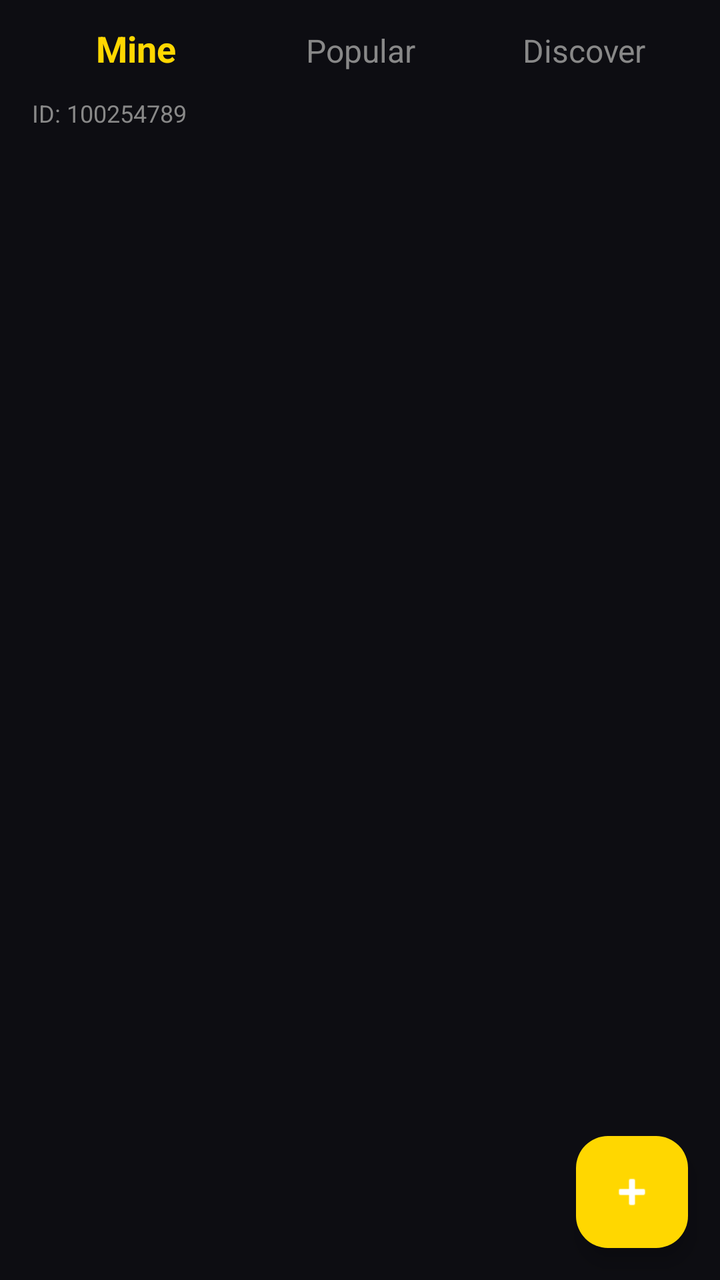
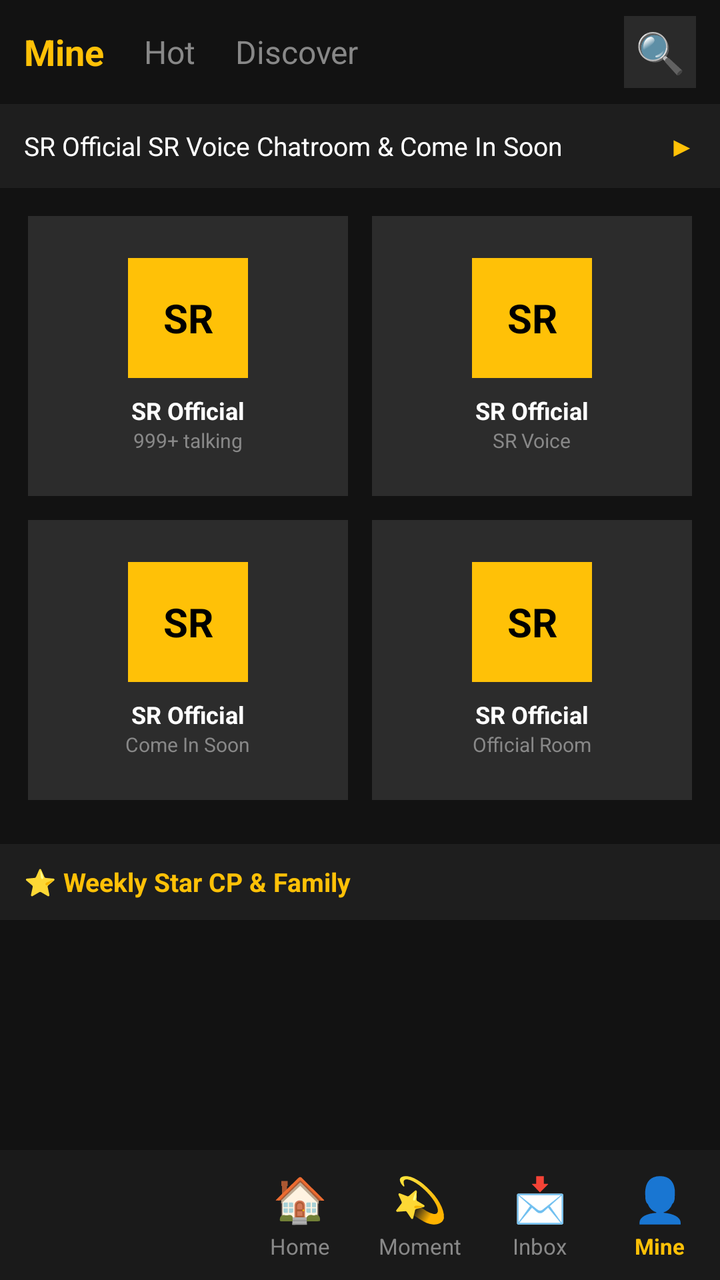

Screens rendered from an Android XML layout before and after an edit, with the pre-edit source and the edit as a unified diff.
<!-- AndroidManifest.xml: application theme Theme.SRVoiceChat -->
<!-- res/layout/activity_home.xml -->
<?xml version="1.0" encoding="utf-8"?>
<LinearLayout xmlns:android="http://schemas.android.com/apk/res/android"
    xmlns:app="http://schemas.android.com/apk/res-auto"
    android:layout_width="match_parent"
    android:layout_height="match_parent"
    android:orientation="vertical"
    android:background="#0D0D12">

    
    <LinearLayout
        android:layout_width="match_parent"
        android:layout_height="wrap_content"
        android:orientation="horizontal"
        android:padding="12dp">

        <TextView
            android:id="@+id/tabMine"
            android:layout_width="0dp"
            android:layout_height="wrap_content"
            android:layout_weight="1"
            android:text="Mine"
            android:textColor="#FFD700"
            android:textSize="18sp"
            android:textStyle="bold"
            android:gravity="center"/>

        <TextView
            android:id="@+id/tabHot"
            android:layout_width="0dp"
            android:layout_height="wrap_content"
            android:layout_weight="1"
            android:text="Popular"
            android:textColor="#888888"
            android:textSize="16sp"
            android:gravity="center"/>

        <TextView
            android:id="@+id/tabDiscover"
            android:layout_width="0dp"
            android:layout_height="wrap_content"
            android:layout_weight="1"
            android:text="Discover"
            android:textColor="#888888"
            android:textSize="16sp"
            android:gravity="center"/>
    </LinearLayout>

    <TextView
        android:id="@+id/tvUserId"
        android:layout_width="match_parent"
        android:layout_height="wrap_content"
        android:text="ID: 100254789"
        android:textColor="#888888"
        android:paddingStart="16dp"
        android:paddingBottom="8dp"
        android:textSize="12sp"/>

    
    <androidx.recyclerview.widget.RecyclerView
        android:id="@+id/rvRooms"
        android:layout_width="match_parent"
        android:layout_height="0dp"
        android:layout_weight="1"
        android:padding="8dp"
        android:clipToPadding="false"/>

    
    <com.google.android.material.floatingactionbutton.FloatingActionButton
        android:id="@+id/fabCreateRoom"
        android:layout_width="wrap_content"
        android:layout_height="wrap_content"
        android:layout_gravity="end"
        android:layout_margin="16dp"
        android:src="@android:drawable/ic_input_add"
        app:tint="@android:color/white"
        app:backgroundTint="#FFD700"/>

</LinearLayout>
<!-- resources referenced by this layout -->
<resources>
  <style name="Theme.SRVoiceChat" parent="Theme.Material3.DayNight.NoActionBar">
          <item name="colorPrimary">#FF4081</item>
          <item name="android:statusBarColor">#FF4081</item>
          <item name="android:windowLightStatusBar">true</item>
      </style>
</resources>

<!-- the commit's change to res/layout/activity_home.xml (unified diff, before → after) -->
@@ -1,78 +1,128 @@
 <?xml version="1.0" encoding="utf-8"?>
-<LinearLayout xmlns:android="http://schemas.android.com/apk/res/android"
-    xmlns:app="http://schemas.android.com/apk/res-auto"
+<RelativeLayout xmlns:android="http://schemas.android.com/apk/res/android"
     android:layout_width="match_parent"
     android:layout_height="match_parent"
-    android:orientation="vertical"
-    android:background="#0D0D12">
+    android:background="#121212">
 
     
     <LinearLayout
+        android:id="@+id/topBar"
+        android:layout_width="match_parent"
+        android:layout_height="52dp"
+        android:orientation="horizontal"
+        android:background="#121212"
+        android:gravity="center_vertical"
+        android:paddingHorizontal="12dp">
+
+        <TextView android:layout_width="wrap_content" android:layout_height="wrap_content" android:text="Mine" android:textColor="#FFC107" android:textStyle="bold" android:textSize="18sp" android:layout_marginEnd="20dp"/>
+        <TextView android:layout_width="wrap_content" android:layout_height="wrap_content" android:text="Hot" android:textColor="#888888" android:textSize="16sp" android:layout_marginEnd="20dp"/>
+        <TextView android:layout_width="wrap_content" android:layout_height="wrap_content" android:text="Discover" android:textColor="#888888" android:textSize="16sp"/>
+        <View android:layout_width="0dp" android:layout_weight="1" android:layout_height="1dp"/>
+        <TextView android:id="@+id/btnSearch" android:layout_width="36dp" android:layout_height="36dp" android:text="🔍" android:textSize="20sp" android:gravity="center" android:background="#2A2A2A" android:layout_marginStart="8dp"/>
+
+    </LinearLayout>
+
+    
+    <LinearLayout
+        android:id="@+id/bannerTop"
+        android:layout_width="match_parent"
+        android:layout_height="42dp"
+        android:layout_below="@id/topBar"
+        android:orientation="horizontal"
+        android:background="#1E1E1E"
+        android:gravity="center_vertical"
+        android:paddingHorizontal="12dp">
+
+        <TextView android:layout_width="0dp" android:layout_weight="1" android:layout_height="wrap_content" android:text="SR Official SR Voice Chatroom &amp; Come In Soon" android:textColor="#FFFFFF" android:textSize="13sp" android:singleLine="true" android:ellipsize="marquee"/>
+        <TextView android:layout_width="wrap_content" android:layout_height="wrap_content" android:text="▶" android:textColor="#FFC107" android:textSize="14sp" android:layout_marginStart="8dp"/>
+
+    </LinearLayout>
+
+    
+    <GridLayout
+        android:id="@+id/gridRooms"
         android:layout_width="match_parent"
         android:layout_height="wrap_content"
-        android:orientation="horizontal"
-        android:padding="12dp">
+        android:layout_below="@id/bannerTop"
+        android:columnCount="2"
+        android:rowCount="2"
+        android:padding="8dp">
 
-        <TextView
-            android:id="@+id/tabMine"
-            android:layout_width="0dp"
-            android:layout_height="wrap_content"
-            android:layout_weight="1"
-            android:text="Mine"
-            android:textColor="#FFD700"
-            android:textSize="18sp"
-            android:textStyle="bold"
-            android:gravity="center"/>
+        
+        <LinearLayout android:layout_width="0dp" android:layout_height="140dp" android:layout_columnWeight="1" android:layout_rowWeight="1" android:orientation="vertical" android:background="#2C2C2C" android:layout_margin="6dp" android:gravity="center" android:padding="8dp">
+            <TextView android:layout_width="60dp" android:layout_height="60dp" android:text="SR" android:background="#FFC107" android:gravity="center" android:textStyle="bold" android:textSize="20sp" android:textColor="#000"/>
+            <TextView android:layout_width="wrap_content" android:layout_height="wrap_content" android:text="SR Official" android:textColor="#FFFFFF" android:textSize="12sp" android:layout_marginTop="8dp" android:textStyle="bold"/>
+            <TextView android:layout_width="wrap_content" android:layout_height="wrap_content" android:text="999+ talking" android:textColor="#888888" android:textSize="10sp"/>
+        </LinearLayout>
 
-        <TextView
-            android:id="@+id/tabHot"
-            android:layout_width="0dp"
-            android:layout_height="wrap_content"
-            android:layout_weight="1"
-            android:text="Popular"
-            android:textColor="#888888"
-            android:textSize="16sp"
-            android:gravity="center"/>
+        
+        <LinearLayout android:layout_width="0dp" android:layout_height="140dp" android:layout_columnWeight="1" android:layout_rowWeight="1" android:orientation="vertical" android:background="#2C2C2C" android:layout_margin="6dp" android:gravity="center" android:padding="8dp">
+            <TextView android:layout_width="60dp" android:layout_height="60dp" android:text="SR" android:background="#FFC107" android:gravity="center" android:textStyle="bold" android:textSize="20sp" android:textColor="#000"/>
+            <TextView android:layout_width="wrap_content" android:layout_height="wrap_content" android:text="SR Official" android:textColor="#FFFFFF" android:textSize="12sp" android:layout_marginTop="8dp" android:textStyle="bold"/>
+            <TextView android:layout_width="wrap_content" android:layout_height="wrap_content" android:text="SR Voice" android:textColor="#888888" android:textSize="10sp"/>
+        </LinearLayout>
 
-        <TextView
-            android:id="@+id/tabDiscover"
-            android:layout_width="0dp"
-            android:layout_height="wrap_content"
-            android:layout_weight="1"
-            android:text="Discover"
-            android:textColor="#888888"
-            android:textSize="16sp"
-            android:gravity="center"/>
+        
+        <LinearLayout android:layout_width="0dp" android:layout_height="140dp" android:layout_columnWeight="1" android:layout_rowWeight="1" android:orientation="vertical" android:background="#2C2C2C" android:layout_margin="6dp" android:gravity="center" android:padding="8dp">
+            <TextView android:layout_width="60dp" android:layout_height="60dp" android:text="SR" android:background="#FFC107" android:gravity="center" android:textStyle="bold" android:textSize="20sp" android:textColor="#000"/>
+            <TextView android:layout_width="wrap_content" android:layout_height="wrap_content" android:text="SR Official" android:textColor="#FFFFFF" android:textSize="12sp" android:layout_marginTop="8dp" android:textStyle="bold"/>
+            <TextView android:layout_width="wrap_content" android:layout_height="wrap_content" android:text="Come In Soon" android:textColor="#888888" android:textSize="10sp"/>
+        </LinearLayout>
+
+        
+        <LinearLayout android:layout_width="0dp" android:layout_height="140dp" android:layout_columnWeight="1" android:layout_rowWeight="1" android:orientation="vertical" android:background="#2C2C2C" android:layout_margin="6dp" android:gravity="center" android:padding="8dp">
+            <TextView android:layout_width="60dp" android:layout_height="60dp" android:text="SR" android:background="#FFC107" android:gravity="center" android:textStyle="bold" android:textSize="20sp" android:textColor="#000"/>
+            <TextView android:layout_width="wrap_content" android:layout_height="wrap_content" android:text="SR Official" android:textColor="#FFFFFF" android:textSize="12sp" android:layout_marginTop="8dp" android:textStyle="bold"/>
+            <TextView android:layout_width="wrap_content" android:layout_height="wrap_content" android:text="Official Room" android:textColor="#888888" android:textSize="10sp"/>
+        </LinearLayout>
+
+    </GridLayout>
+
+    
+    <LinearLayout
+        android:id="@+id/bannerWeekly"
+        android:layout_width="match_parent"
+        android:layout_height="38dp"
+        android:layout_below="@id/gridRooms"
+        android:background="#1E1E1E"
+        android:gravity="center_vertical"
+        android:paddingHorizontal="12dp"
+        android:layout_marginTop="8dp">
+        <TextView android:layout_width="wrap_content" android:layout_height="wrap_content" android:text="⭐ Weekly Star CP &amp; Family" android:textColor="#FFC107" android:textSize="13sp" android:textStyle="bold"/>
     </LinearLayout>
 
-    <TextView
-        android:id="@+id/tvUserId"
+    
+    <LinearLayout
+        android:id="@+id/bottomNav"
         android:layout_width="match_parent"
-        android:layout_height="wrap_content"
-        android:text="ID: 100254789"
-        android:textColor="#888888"
-        android:paddingStart="16dp"
-        android:paddingBottom="8dp"
-        android:textSize="12sp"/>
+        android:layout_height="65dp"
+        android:layout_alignParentBottom="true"
+        android:orientation="horizontal"
+        android:background="#1A1A1A"
+        android:gravity="center_vertical">
 
-    
-    <androidx.recyclerview.widget.RecyclerView
-        android:id="@+id/rvRooms"
-        android:layout_width="match_parent"
-        android:layout_height="0dp"
-        android:layout_weight="1"
-        android:padding="8dp"
-        android:clipToPadding="false"/>
+        <View android:layout_width="0dp" android:layout_weight="1" android:layout_height="1dp"/>
 
-    
-    <com.google.android.material.floatingactionbutton.FloatingActionButton
-        android:id="@+id/fabCreateRoom"
-        android:layout_width="wrap_content"
-        android:layout_height="wrap_content"
-        android:layout_gravity="end"
-        android:layout_margin="16dp"
-        android:src="@android:drawable/ic_input_add"
-        app:tint="@android:color/white"
-        app:backgroundTint="#FFD700"/>
+        <LinearLayout android:layout_width="60dp" android:layout_height="match_parent" android:orientation="vertical" android:gravity="center">
+            <TextView android:layout_width="wrap_content" android:layout_height="wrap_content" android:text="🏠" android:textSize="22sp"/>
+            <TextView android:layout_width="wrap_content" android:layout_height="wrap_content" android:text="Home" android:textColor="#888888" android:textSize="11sp" android:layout_marginTop="2dp"/>
+        </LinearLayout>
 
-</LinearLayout>
+        <LinearLayout android:layout_width="60dp" android:layout_height="match_parent" android:orientation="vertical" android:gravity="center">
+            <TextView android:layout_width="wrap_content" android:layout_height="wrap_content" android:text="💫" android:textSize="22sp"/>
+            <TextView android:layout_width="wrap_content" android:layout_height="wrap_content" android:text="Moment" android:textColor="#888888" android:textSize="11sp" android:layout_marginTop="2dp"/>
+        </LinearLayout>
+
+        <LinearLayout android:layout_width="60dp" android:layout_height="match_parent" android:orientation="vertical" android:gravity="center">
+            <TextView android:layout_width="wrap_content" android:layout_height="wrap_content" android:text="📩" android:textSize="22sp"/>
+            <TextView android:layout_width="wrap_content" android:layout_height="wrap_content" android:text="Inbox" android:textColor="#888888" android:textSize="11sp" android:layout_marginTop="2dp"/>
+        </LinearLayout>
+
+        <LinearLayout android:layout_width="60dp" android:layout_height="match_parent" android:orientation="vertical" android:gravity="center">
+            <TextView android:layout_width="wrap_content" android:layout_height="wrap_content" android:text="👤" android:textSize="22sp"/>
+            <TextView android:layout_width="wrap_content" android:layout_height="wrap_content" android:text="Mine" android:textColor="#FFC107" android:textSize="11sp" android:textStyle="bold" android:layout_marginTop="2dp"/>
+        </LinearLayout>
+
+    </LinearLayout>
+
+</RelativeLayout>
